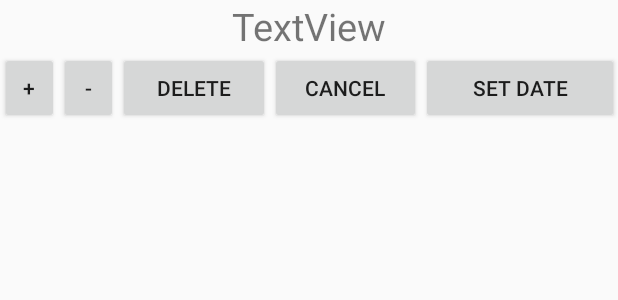
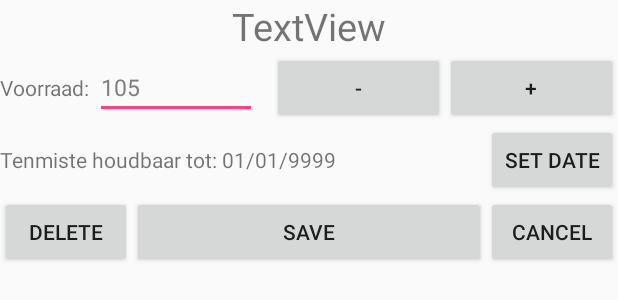
Before and after one commit to Robert048/Dokterstas, an Android app: the layout item_edit.xml on its own in the app's theme, with its tools: preview values and no code run, on a phone screen of 412 x 824 dp. Shown: the top 300 px of the screen. Run offline under Robolectric (Android 15) with nearby library versions, the phone set to English and light mode, and no system bars.

Commit message:
stock database popup zooi remove longtapped main activity iets

```diff
--- a/app/src/main/java/minor/dokterstas/DatePickerFragment.java
+++ b/app/src/main/java/minor/dokterstas/DatePickerFragment.java
@@ -5,7 +5,10 @@ import android.app.Dialog;
 import android.app.DialogFragment;
 import android.os.Bundle;
 import android.support.v7.app.AlertDialog;
+import android.view.LayoutInflater;
+import android.view.View;
 import android.widget.DatePicker;
+import android.widget.TextView;
 
 import java.util.Calendar;
 
@@ -36,6 +39,5 @@ public class DatePickerFragment extends DialogFragment
 
         AlertDialog dialog2 = builder.create();
         dialog2.show(); */
-
     }
 }
--- a/app/src/main/res/layout/item_edit.xml
+++ b/app/src/main/res/layout/item_edit.xml
@@ -1,5 +1,6 @@
 <?xml version="1.0" encoding="utf-8"?>
-<LinearLayout xmlns:android="http://schemas.android.com/apk/res/android"
+<LinearLayout
+    xmlns:android="http://schemas.android.com/apk/res/android"
     android:layout_width="fill_parent"
     android:layout_height="fill_parent"
     android:orientation="vertical"
@@ -11,55 +12,92 @@
         android:layout_height="wrap_content"
         android:textAlignment="center"
         android:textSize="25dp"
-        android:id="@+id/textView2" />
+        android:id="@+id/txtTitel" />
+
+    <LinearLayout
+        android:layout_width="fill_parent"
+        android:layout_height="wrap_content"
+        android:orientation="horizontal">
+
+        <TextView
+            android:text="Voorraad: "
+            android:layout_width="wrap_content"
+            android:layout_height="wrap_content" />
+
+        <EditText
+            android:text="105"
+            android:ems="6"
+            android:textColor="@android:color/tertiary_text_dark"
+            android:textSize="15sp"
+            android:inputType="number"
+            android:layout_width="wrap_content"
+            android:layout_height="wrap_content"
+            android:id="@+id/txtVoorraad"
+            android:layout_marginEnd="10dp" />
+
+        <Button
+            android:id="@+id/minus"
+            android:layout_weight="1.2"
+            android:layout_width="wrap_content"
+            android:layout_height="wrap_content"
+            android:text="-"/>
+
+        <Button
+            android:id="@+id/plus"
+            android:layout_weight="1.2"
+            android:layout_width="wrap_content"
+            android:layout_height="wrap_content"
+            android:text="+"/>
+    </LinearLayout>
+
+    <LinearLayout
+        android:layout_width="fill_parent"
+        android:layout_height="wrap_content"
+        android:orientation="horizontal">
+        <TextView
+            android:text="Tenmiste houdbaar tot: "
+            android:layout_width="wrap_content"
+            android:layout_height="wrap_content"/>
+        <TextView
+            android:text="01/01/9999"
+            android:layout_weight="1"
+            android:layout_width="wrap_content"
+            android:layout_height="wrap_content"
+            android:id="@+id/txtDate"/>
+
+        <Button
+            android:id="@+id/date"
+            android:layout_width="wrap_content"
+            android:layout_height="wrap_content"
+            android:text="set date"
+            android:onClick="showTimePickerDialog"/>
+    </LinearLayout>
 
     <LinearLayout
         android:layout_width="fill_parent"
         android:layout_height="wrap_content"
         android:orientation="horizontal"
-        android:layout_marginTop="0dp">
-
-        <Button
-            android:id="@+id/plus"
-            android:layout_marginTop="0dp"
-            android:layout_weight="1.2"
-            android:layout_width="fill_parent"
-            android:layout_height="wrap_content"
-            android:text="+" />
-
-        <Button
-            android:id="@+id/minus"
-            android:layout_marginTop="0dp"
-            android:layout_weight="1.2"
-            android:layout_width="fill_parent"
-            android:layout_height="wrap_content"
-            android:text="-" />
+        android:layout_below="@+id/date">
 
         <Button
             android:id="@+id/delete"
-            android:layout_marginTop="0dp"
-            android:layout_weight="1"
+            android:layout_weight = "0"
+            android:layout_width="wrap_content"
+            android:layout_height="wrap_content"
+            android:text="delete" />
+        <Button
+            android:id="@+id/save"
+            android:layout_weight = "1"
             android:layout_width="fill_parent"
             android:layout_height="wrap_content"
-            android:text="delete" />
-
+            android:text="save"/>
 
         <Button
             android:id="@+id/cancel"
-            android:layout_marginTop="0dp"
-            android:layout_weight="1"
-            android:layout_width="fill_parent"
+            android:layout_weight = "0"
+            android:layout_width="wrap_content"
             android:layout_height="wrap_content"
-            android:text="cancel" />
-
-        <Button
-            android:id="@+id/date"
-            android:layout_weight="0.9"
-            android:layout_width="fill_parent"
-            android:layout_height="wrap_content"
-            android:text="set date"
-            android:onClick="showTimePickerDialog"/>
-
+            android:text="cancel"/>
     </LinearLayout>
 
 
```
Also changed, not shown: app/src/main/java/minor/dokterstas/DatePickerFragment2.java (added, +28 -0 lines), app/src/main/java/minor/dokterstas/ExpandableListAdapter.java (+82 -39 lines), app/src/main/java/minor/dokterstas/LongTappedOnClickListener.java (deleted, +0 -22 lines), app/src/main/java/minor/dokterstas/MainActivity.java (+39 -16 lines), app/src/main/java/minor/dokterstas/database/DatabaseHelper.java (+2 -9 lines).
